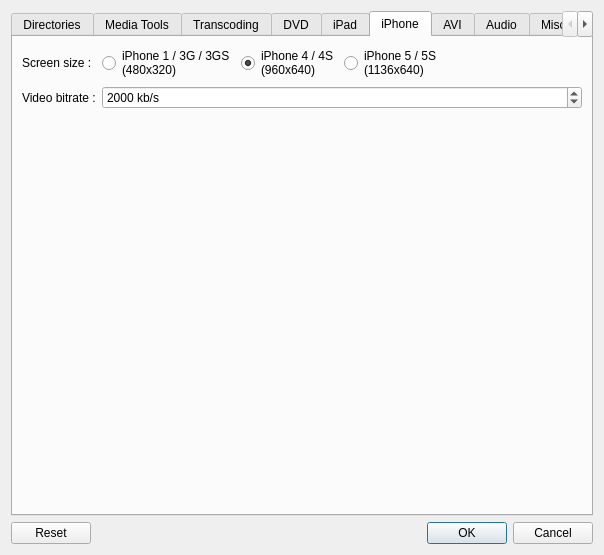
Old version of the form src/QtlMovie/QtlMovieEditSettings.ui in the repository qtlmovie/qtlmovie.
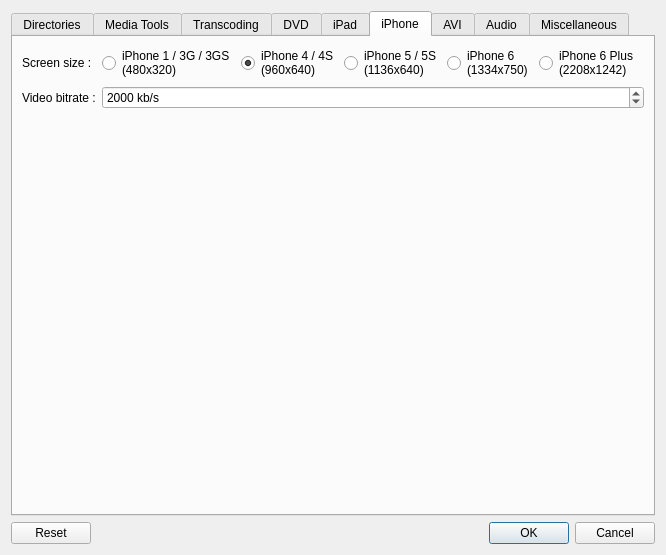
New version of the form. The open tabs and pages were chosen to show the change. Icons and pictures are not drawn. Custom widgets are drawn as their Qt base class.

Commit message: Added support for iPhone 6

```diff
--- a/src/QtlMovie/QtlMovieEditSettings.ui
+++ b/src/QtlMovie/QtlMovieEditSettings.ui
@@ -6,7 +6,7 @@
    <rect>
     <x>0</x>
     <y>0</y>
-    <width>604</width>
+    <width>624</width>
     <height>504</height>
    </rect>
   </property>
@@ -781,7 +781,7 @@
          </property>
         </widget>
        </item>
-       <item row="1" column="1" colspan="4">
+       <item row="1" column="1" colspan="6">
         <widget class="QSpinBox" name="spinIphoneBitrate">
          <property name="sizePolicy">
           <sizepolicy hsizetype="MinimumExpanding" vsizetype="Fixed">
@@ -833,7 +833,7 @@
          </property>
         </widget>
        </item>
-       <item row="0" column="4">
+       <item row="0" column="6">
         <spacer name="spacerIphoneSize">
          <property name="orientation">
           <enum>Qt::Horizontal</enum>
@@ -866,6 +866,22 @@
          </property>
         </spacer>
        </item>
+       <item row="0" column="4">
+        <widget class="QRadioButton" name="radioIphone6">
+         <property name="text">
+          <string>iPhone 6
+(1334x750)</string>
+         </property>
+        </widget>
+       </item>
+       <item row="0" column="5">
+        <widget class="QRadioButton" name="radioIphone6Plus">
+         <property name="text">
+          <string>iPhone 6 Plus
+(2208x1242)</string>
+         </property>
+        </widget>
+       </item>
       </layout>
      </widget>
      <widget class="QWidget" name="tabAvi">
```
The commit also changes 7 other files.
